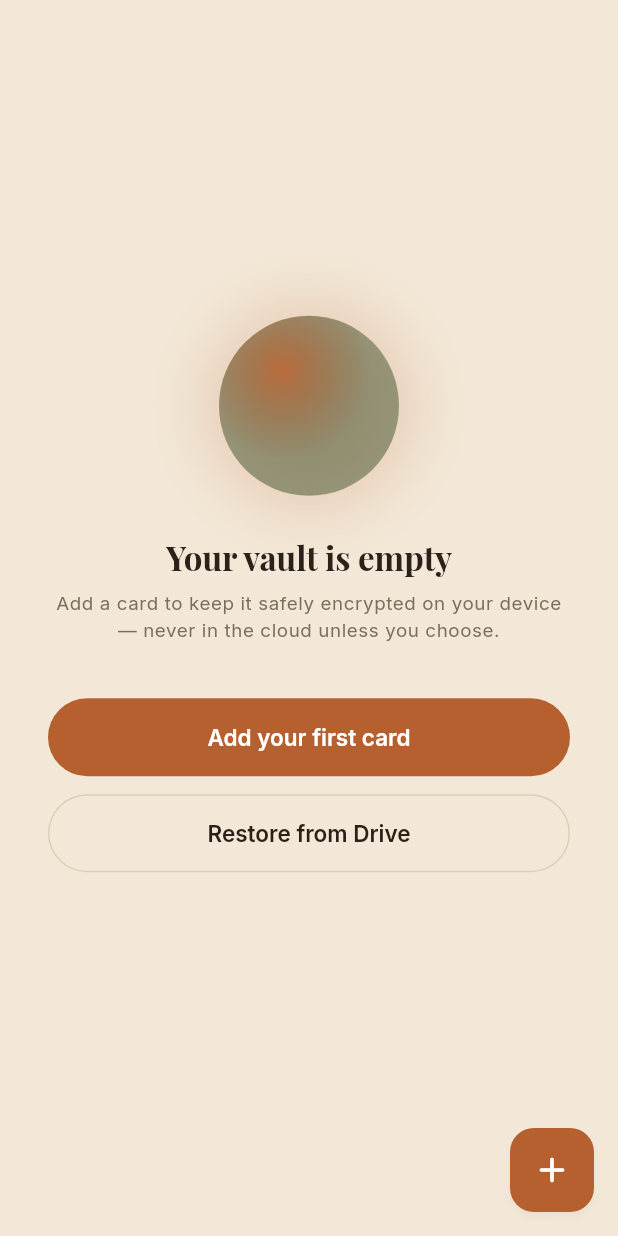
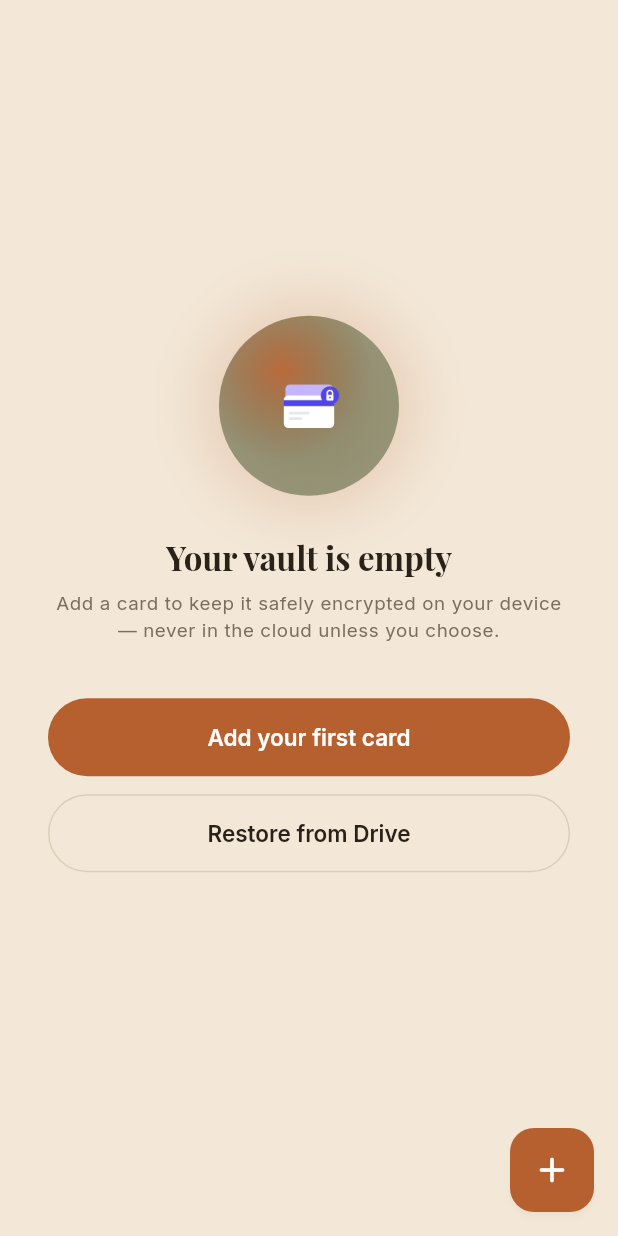
Before and after one commit to Geopaul94/credit_card_mananger, a Flutter app: the HomeScreen screen opened directly, on a phone screen of 412 x 824 dp. Run offline on Flutter 3.47's test engine with Material 3 defaults, Android fonts, the phone set to English and light mode, and no system bars; our stand-ins replace equatable, flutter_bloc, flutter_local_notifications, flutter_secure_storage, get_it, google_sign_in and 5 more; missing offline and left inert: encrypt, google_mlkit_text_recognition, googleapis; accounts and stored records are empty.

Commit message:
fix: use the transparent icon layer in the empty-vault circle
ic_full.png is the flat launcher-icon composite and still carries the old
indigo theme's gradient background baked into it -- dropping that into the
circle as-is would clash outright against the Warm cream/terracotta screen.
Used ic_fg.png instead (the adaptive icon's foreground layer, transparent
background) on the existing Warm-toned circle, so it's the real icon glyph
without the mismatched backdrop.

Also fixes a bundling bug from the same change: the asset actually loaded
was assets/icon/ic_fg.png, but the pubspec's assets: entry only registered
ic_full.png, so the image never resolved -- surfaced immediately by 4
widget test failures ('Unable to load asset'), now pointing at the right
file.

```diff
--- a/lib/features/cards/presentation/widgets/empty_card_view.dart
+++ b/lib/features/cards/presentation/widgets/empty_card_view.dart
@@ -32,11 +32,14 @@ class EmptyCardView extends StatelessWidget {
         child: Column(
           mainAxisSize: MainAxisSize.min,
           children: [
-            // Soft two-tone glow — no literal meaning, just a calm focal
-            // point above the headline instead of an empty page.
+            // The app's own mark, on a Warm-toned circle. ic_fg.png is the
+            // launcher icon's foreground layer (transparent background) — the
+            // full composite (ic_full.png) still carries the old indigo theme
+            // baked into its background and would clash outright here.
             Container(
               width: context.spacing(120, tabletValue: 140),
               height: context.spacing(120, tabletValue: 140),
+              padding: EdgeInsets.all(context.spacing(22)),
               decoration: BoxDecoration(
                 shape: BoxShape.circle,
                 gradient: RadialGradient(
@@ -54,6 +57,7 @@ class EmptyCardView extends StatelessWidget {
                   ),
                 ],
               ),
+              child: Image.asset('assets/icon/ic_fg.png', fit: BoxFit.contain),
             ),
             SizedBox(height: context.spacing(28)),
             Text(
--- a/pubspec.yaml
+++ b/pubspec.yaml
@@ -103,6 +103,10 @@ flutter:
       fonts:
         - asset: assets/fonts/PlayfairDisplay-VariableFont.ttf
 
+  assets:
+    # The app's icon foreground layer, shown inside the empty-vault circle.
+    - assets/icon/ic_fg.png
+
   # To add assets to your application, add an assets section, like this:
   # assets:
   #   - images/a_dot_burr.jpeg
```
